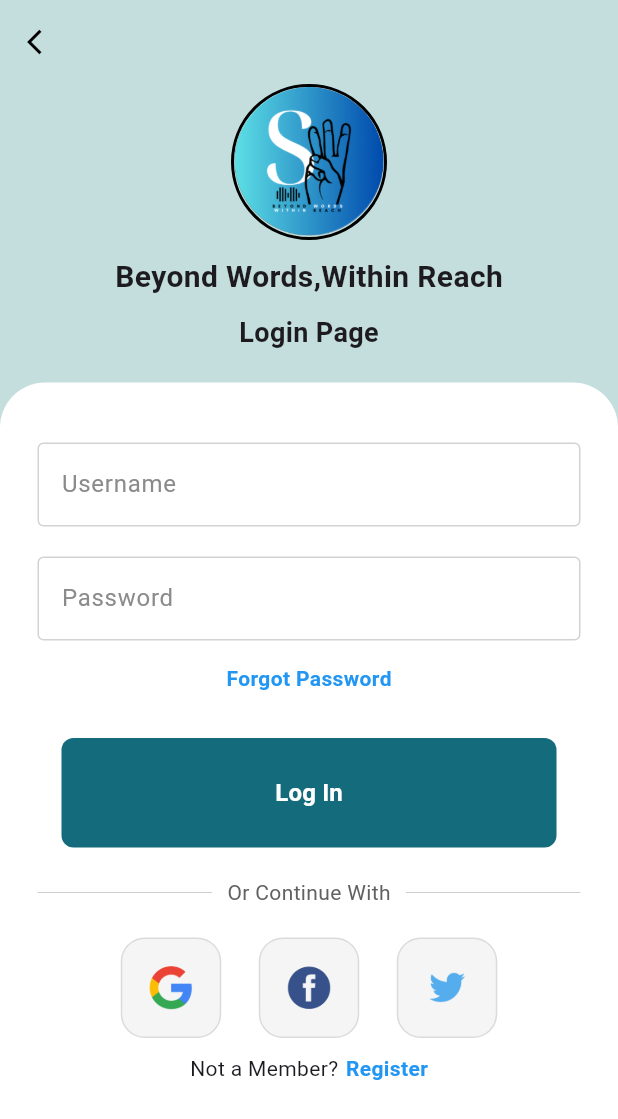
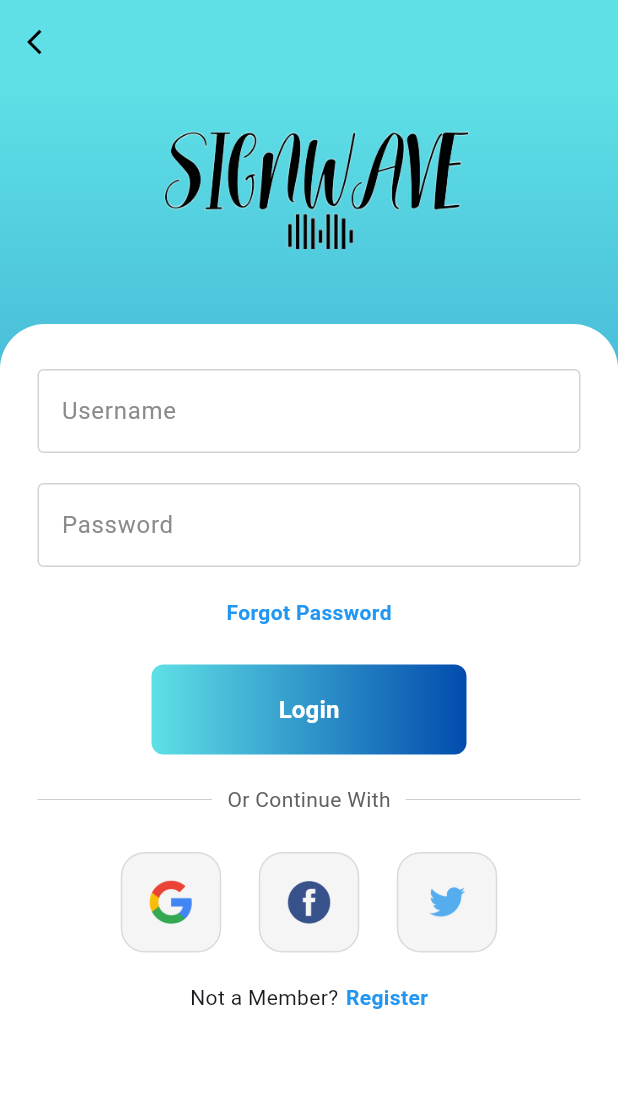
Before and after one commit to Deshan0802/SDGP, a Flutter app: the LoginPage screen opened directly, on a phone screen of 412 x 824 dp. Shown: the top 1119 px of the screen. Run offline on Flutter 3.47's test engine with Material 3 defaults, Android fonts, the phone set to English and light mode, and no system bars; drawn by our look-alikes of flutter_settings_screens; our stand-ins replace file_picker, firebase_auth, fluttertoast, image_picker, just_audio, permission_handler and 1 more; missing offline and left inert: flutter_sound; accounts and stored records are empty.

Commit message:
Modify login page

```diff
--- a/frontend/lib/screens/login_screen.dart
+++ b/frontend/lib/screens/login_screen.dart
@@ -68,8 +68,8 @@ class LoginPage extends StatelessWidget {
       appBar: AppBar(
         //Creating the appbar
         elevation: 0,
-        backgroundColor: const Color.fromARGB(
-            252, 194, 222, 220), // Setting the background color of the appbar
+        backgroundColor: Color.fromRGBO(
+            93, 224, 230, 0.992), // Setting the background color of the appbar
         leading: IconButton(
           onPressed: () {
             Navigator.pop(context);
@@ -83,49 +83,40 @@ class LoginPage extends StatelessWidget {
       ),
       body: SingleChildScrollView(
         child: Container(
-          color: const Color.fromARGB(252, 194, 222, 220),
+          decoration: const BoxDecoration(
+            gradient: LinearGradient(
+              colors: [
+                Color.fromRGBO(93, 224, 230, 0.992),
+                Color.fromRGBO(0, 74, 173, 0.992)
+              ],
+              begin: Alignment.topLeft,
+              end: Alignment.bottomLeft,
+            ),
+          ),
           height: MediaQuery.of(context).size.height,
           width: double.infinity,
           child: Column(
             mainAxisAlignment: MainAxisAlignment.center,
             children: [
+              SizedBox(
+                height: 20,
+              ),
               Container(
+                width: 220, // Adjust width as needed
+                height: 90, // Adjust height as needed
                 decoration: BoxDecoration(
-                  shape: BoxShape.circle,
-                  border: Border.all(
-                    color: Colors.black,
-                    width: 2, // Adjust the width of the border as needed
-                  ),
-                ),
-                child: ClipOval(
-                  child: Image.asset(
-                    'assets/images/signup-login-screens/signwave-logo.png',
-                    width: 100, // Adjust width as needed
-                    height: 100, // Adjust height as needed
+                  image: DecorationImage(
+                    image: AssetImage(
+                        'assets/images/signup-login-screens/signwave-wordmark-logo.png'),
+                    fit: BoxFit.cover,
                   ),
                 ),
               ),
-              const SizedBox(
-                height: 10,
-              ),
+
               const Column(
                 children: [
-                  Text(
-                    'Beyond Words,Within Reach',
-                    style: TextStyle(
-                      fontSize: 20,
-                      fontWeight: FontWeight.bold,
-                    ),
-                  ),
                   SizedBox(
-                    height: 10,
-                  ),
-                  Text(
-                    'Login Page',
-                    style: TextStyle(
-                      fontSize: 18,
-                      fontWeight: FontWeight.bold,
-                    ),
+                    height: 30,
                   ),
                 ],
               ),
@@ -148,7 +139,7 @@ class LoginPage extends StatelessWidget {
                     children: [
                       const SizedBox(
                         //White Box Size
-                        height: 40,
+                        height: 30,
                       ),
 
                       MyTextField(
@@ -166,7 +157,7 @@ class LoginPage extends StatelessWidget {
                         obscureText: true,
                       ),
                       const SizedBox(
-                        height: 15,
+                        height: 20,
                       ),
 
                       //forgot password textfield
@@ -197,7 +188,7 @@ class LoginPage extends StatelessWidget {
                         ),
                       ),
 
-                      const SizedBox(height: 30),
+                      const SizedBox(height: 25),
                       MaterialButton(
                         minWidth: 250,
                         height: 60,
@@ -208,20 +199,29 @@ class LoginPage extends StatelessWidget {
                               password); // Pass the context, username, and password to login function
                         },
                         child: Container(
-                          padding: const EdgeInsets.all(25),
+                          width: 210,
+                          height: 60,
+                          padding: const EdgeInsets.symmetric(
+                              vertical: 12,
+                              horizontal: 25), // Adjust padding as needed
                           margin: const EdgeInsets.symmetric(horizontal: 25),
                           decoration: BoxDecoration(
-                            color: const Color.fromRGBO(17, 106, 123, 0.992),
+                            gradient: LinearGradient(
+                              colors: [
+                                Color.fromRGBO(93, 224, 230, 0.992),
+                                Color.fromRGBO(0, 74, 173, 0.992)
+                              ],
+                            ),
                             borderRadius: BorderRadius.circular(8),
                           ),
-                          //Button
-                          child: const Center(
+                          // Button
+                          child: Center(
                             child: Text(
-                              "Log In",
+                              "Login",
                               style: TextStyle(
                                 color: Colors.white,
                                 fontWeight: FontWeight.bold,
-                                fontSize: 16,
+                                fontSize: 16, // Adjust font size as needed
                               ),
                             ),
                           ),
@@ -259,7 +259,7 @@ class LoginPage extends StatelessWidget {
                         ),
                       ),
                       const SizedBox(
-                        height: 20,
+                        height: 25,
                       ),
 
                       //google + facebook +twitter buttons
@@ -289,7 +289,7 @@ class LoginPage extends StatelessWidget {
                         ],
                       ),
                       const SizedBox(
-                        height: 10,
+                        height: 20,
                       ),
                       //If the  user is not Signed Yet Sign Up Now register click goes to SugnUp
                       Row(
--- a/frontend/lib/screens/splash_screen.dart
+++ b/frontend/lib/screens/splash_screen.dart
@@ -49,7 +49,7 @@ class _SplashScreenState extends State<SplashScreen> {
                   height: MediaQuery.of(context).size.width * 0.5,
                   child: ClipOval(
                     child: Image.asset(
-                      'assets/images/signup-login-screens/signwave-logo.png',
+                      'assets/images/signup-login-screens/signwave-icon.png',
                       fit: BoxFit.cover,
                     ),
                   ),
```
Also changed, not shown: frontend/assets/images/signup-login-screens/signwave-icon.png (added), frontend/assets/images/signup-login-screens/signwave-logo.png, frontend/assets/images/signup-login-screens/signwave-wordmark-logo.png (added).
